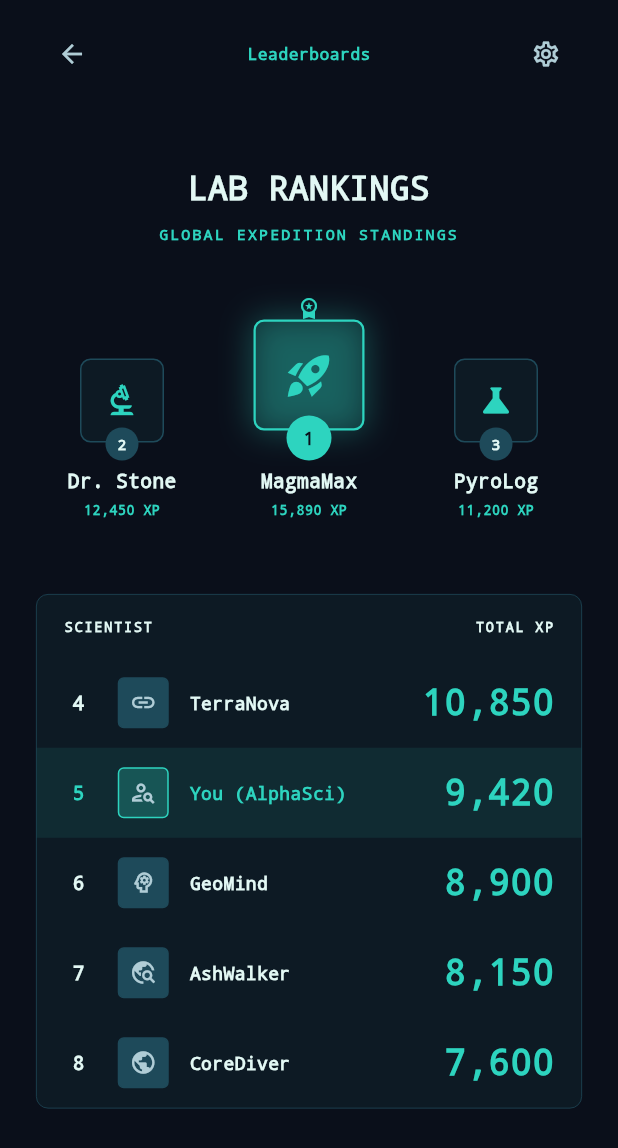
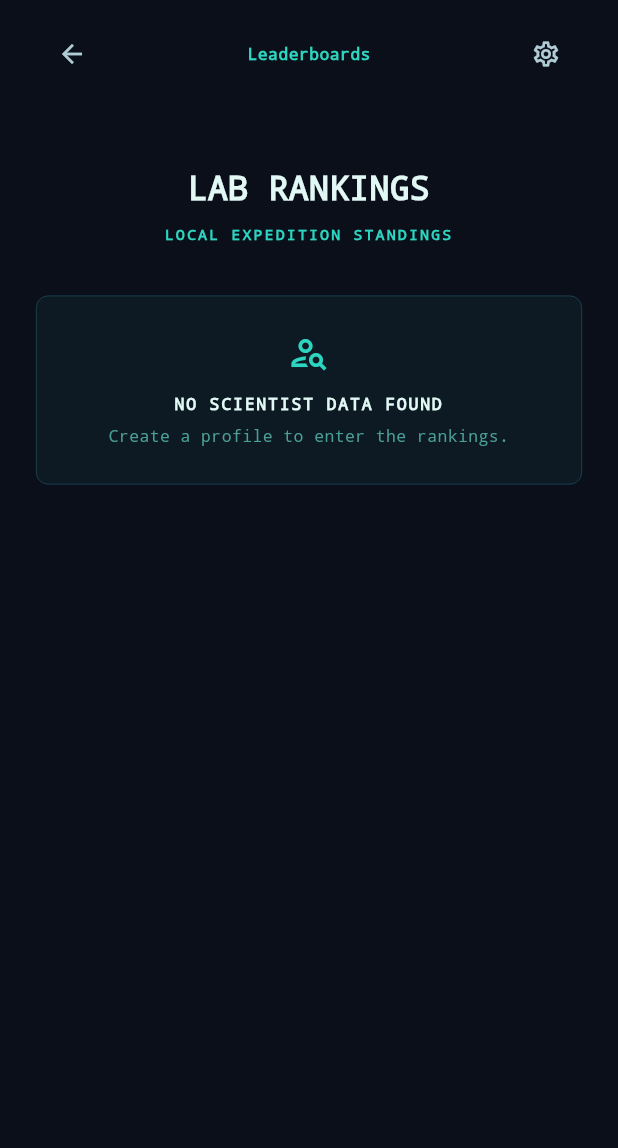
Before and after one commit to 5kydriven/volcano_quest, a Flutter app: the LeaderboardScreen screen opened by its route, on a phone screen of 412 x 824 dp. Shown: the top 1148 px of the screen. Run offline on Flutter 3.47's test engine with Material 3 defaults, Android fonts, the phone set to English and light mode, and no system bars; our stand-ins replace flutter_riverpod, go_router, shared_preferences; missing offline and left inert: flutter_3d_controller; accounts and stored records are empty.

Commit message:
feat: Leaderboard dynamic data

```diff
--- a/lib/data/repositories/player_repository.dart
+++ b/lib/data/repositories/player_repository.dart
@@ -31,6 +31,10 @@ class PlayerRepository {
         .map(_decodePlayer)
         .where((player) => player.id.isNotEmpty && player.name.isNotEmpty)
         .toList();
+  }
+
+  String? loadActivePlayerId() {
+    return _prefs.getString(AppConstants.prefActivePlayerId);
   }
 
   Future<void> migrateLegacyPlayer() async {
--- /dev/null
+++ b/lib/features/leaderboard/application/leaderboard_controller.dart
@@ -0,0 +1,126 @@
+import 'package:flutter_riverpod/flutter_riverpod.dart';
+
+import '../../../data/models/player_model.dart';
+import '../../../data/repositories/player_repository.dart';
+import '../../player/application/player_controller.dart';
+
+final leaderboardRepositoryProvider = Provider<LeaderboardRepository>((ref) {
+  final playerRepository = ref.watch(playerRepositoryProvider);
+  return LocalLeaderboardRepository(playerRepository);
+});
+
+final leaderboardProvider = FutureProvider<List<LeaderboardEntry>>((ref) async {
+  ref.watch(playerProvider);
+  final repository = ref.watch(leaderboardRepositoryProvider);
+  return repository.loadEntries();
+});
+
+abstract class LeaderboardRepository {
+  Future<List<LeaderboardEntry>> loadEntries();
+}
+
+class LocalLeaderboardRepository implements LeaderboardRepository {
+  final PlayerRepository _playerRepository;
+
+  const LocalLeaderboardRepository(this._playerRepository);
+
+  @override
+  Future<List<LeaderboardEntry>> loadEntries() async {
+    final activePlayerId = _playerRepository.loadActivePlayerId();
+    final entries = _playerRepository
+        .loadPlayers()
+        .map(
+          (player) => LeaderboardEntry.fromPlayer(
+            player,
+            isCurrentPlayer: player.id == activePlayerId,
+          ),
+        )
+        .toList();
+
+    entries.sort(_compareEntries);
+
+    return [
+      for (var i = 0; i < entries.length; i++) entries[i].copyWith(rank: i + 1),
+    ];
+  }
+
+  int _compareEntries(LeaderboardEntry a, LeaderboardEntry b) {
+    final xpComparison = b.totalXP.compareTo(a.totalXP);
+    if (xpComparison != 0) {
+      return xpComparison;
+    }
+
+    final levelComparison = b.currentLevel.compareTo(a.currentLevel);
+    if (levelComparison != 0) {
+      return levelComparison;
+    }
+
+    final badgeComparison = b.badgeCount.compareTo(a.badgeCount);
+    if (badgeComparison != 0) {
+      return badgeComparison;
+    }
+
+    return a.name.toLowerCase().compareTo(b.name.toLowerCase());
+  }
+}
+
+class LeaderboardEntry {
+  final int rank;
+  final String playerId;
+  final String name;
+  final int avatarIndex;
+  final int totalXP;
+  final int currentLevel;
+  final int badgeCount;
+  final bool isCurrentPlayer;
+  final LeaderboardEntrySource source;
+
+  const LeaderboardEntry({
+    required this.rank,
+    required this.playerId,
+    required this.name,
+    required this.avatarIndex,
+    required this.totalXP,
+    required this.currentLevel,
+    required this.badgeCount,
+    required this.isCurrentPlayer,
+    required this.source,
+  });
+
+  factory LeaderboardEntry.fromPlayer(
+    PlayerModel player, {
+    required bool isCurrentPlayer,
+  }) {
+    return LeaderboardEntry(
+      rank: 0,
+      playerId: player.id,
+      name: player.name,
+      avatarIndex: player.avatarIndex,
+      totalXP: player.totalXP,
+      currentLevel: player.currentLevel,
+      badgeCount: player.earnedBadges.length,
+      isCurrentPlayer: isCurrentPlayer,
+      source: LeaderboardEntrySource.local,
+    );
+  }
+
+  LeaderboardEntry copyWith({
+    int? rank,
+    bool? isCurrentPlayer,
+    LeaderboardEntrySource? source,
+  }) {
+    return LeaderboardEntry(
+      rank: rank ?? this.rank,
+      playerId: playerId,
+      name: name,
+      avatarIndex: avatarIndex,
+      totalXP: totalXP,
+      currentLevel: currentLevel,
+      badgeCount: badgeCount,
+      isCurrentPlayer: isCurrentPlayer ?? this.isCurrentPlayer,
+      source: source ?? this.source,
+    );
+  }
+}
+
+enum LeaderboardEntrySource { local, remote }
--- a/lib/features/leaderboard/screens/leaderboard_screen.dart
+++ b/lib/features/leaderboard/screens/leaderboard_screen.dart
@@ -1,70 +1,18 @@
 import 'package:flutter/material.dart';
+import 'package:flutter_riverpod/flutter_riverpod.dart';
 import 'package:go_router/go_router.dart';
 
 import '../../../core/routing/app_routes.dart';
 import '../../../core/theme/app_theme.dart';
+import '../application/leaderboard_controller.dart';
 
-class LeaderboardScreen extends StatelessWidget {
+class LeaderboardScreen extends ConsumerWidget {
   const LeaderboardScreen({super.key});
 
-  static const _leaders = [
-    _TopScientist(
-      rank: 2,
-      name: 'Dr. Stone',
-      xp: '12,450 XP',
-      icon: Icons.biotech_outlined,
-    ),
-    _TopScientist(
-      rank: 1,
-      name: 'MagmaMax',
-      xp: '15,890 XP',
-      icon: Icons.rocket_launch,
-      isChampion: true,
-    ),
-    _TopScientist(
-      rank: 3,
-      name: 'PyroLog',
-      xp: '11,200 XP',
-      icon: Icons.science,
-    ),
-  ];
+  @override
+  Widget build(BuildContext context, WidgetRef ref) {
+    final leaderboard = ref.watch(leaderboardProvider);
 
-  static const _rankings = [
-    _ScientistRanking(
-      rank: 4,
-      name: 'TerraNova',
-      xp: '10,850',
-      icon: Icons.link,
-    ),
-    _ScientistRanking(
-      rank: 5,
-      name: 'You (AlphaSci)',
-      xp: '9,420',
-      icon: Icons.person_search_outlined,
-      isCurrentPlayer: true,
-    ),
-    _ScientistRanking(
-      rank: 6,
-      name: 'GeoMind',
-      xp: '8,900',
-      icon: Icons.psychology_outlined,
-    ),
-    _ScientistRanking(
-      rank: 7,
-      name: 'AshWalker',
-      xp: '8,150',
-      icon: Icons.travel_explore_outlined,
-    ),
-    _ScientistRanking(
-      rank: 8,
-      name: 'CoreDiver',
-      xp: '7,600',
-      icon: Icons.public_outlined,
-    ),
-  ];
-
-  @override
-  Widget build(BuildContext context) {
     return Scaffold(
       backgroundColor: AppColors.background,
       body: SafeArea(
@@ -85,7 +33,7 @@ class LeaderboardScreen extends StatelessWidget {
               ),
               const SizedBox(height: 8),
               const Text(
-                'GLOBAL EXPEDITION STANDINGS',
+                'LOCAL EXPEDITION STANDINGS',
                 textAlign: TextAlign.center,
                 style: TextStyle(
                   color: AppColors.teal,
@@ -95,12 +43,85 @@ class LeaderboardScreen extends StatelessWidget {
                 ),
               ),
               const SizedBox(height: 34),
-              const _Podium(leaders: _leaders),
-              const SizedBox(height: 44),
-              const _RankingTable(rankings: _rankings),
+              leaderboard.when(
+                data: (entries) => _LeaderboardContent(entries: entries),
+                loading: () => const _LeaderboardStatus(
+                  icon: Icons.sync,
+                  title: 'SYNCING LAB DATA',
+                  message: 'Preparing scientist rankings...',
+                ),
+                error: (_, _) => const _LeaderboardStatus(
+                  icon: Icons.warning_amber_outlined,
+                  title: 'RANKINGS UNAVAILABLE',
+                  message: 'Leaderboard data could not be loaded.',
+                ),
+              ),
             ],
           ),
         ),
+      ),
+    );
+  }
+}
+
+class _LeaderboardContent extends StatelessWidget {
+  final List<LeaderboardEntry> entries;
+
+  const _LeaderboardContent({required this.entries});
+
+  @override
+  Widget build(BuildContext context) {
+    if (entries.isEmpty) {
+      return const _LeaderboardStatus(
+        icon: Icons.person_search_outlined,
+        title: 'NO SCIENTIST DATA FOUND',
+        message: 'Create a profile to enter the rankings.',
+      );
+    }
+
+    return Column(
+      children: [
+        _ScientistCount(totalScientists: entries.length),
+        const SizedBox(height: 24),
+        _Podium(leaders: entries.take(3).toList()),
+        const SizedBox(height: 44),
+        _RankingTable(rankings: entries),
+      ],
+    );
+  }
+}
+
+class _ScientistCount extends StatelessWidget {
+  final int totalScientists;
+
+  const _ScientistCount({required this.totalScientists});
+
+  @override
+  Widget build(BuildContext context) {
+    final label = totalScientists == 1 ? 'SCIENTIST' : 'SCIENTISTS';
+
+    return Container(
+      padding: const EdgeInsets.symmetric(horizontal: 14, vertical: 9),
+      decoration: BoxDecoration(
+        color: AppColors.surface,
+        border: Border.all(color: AppColors.borderAlt, width: 0.5),
+        borderRadius: BorderRadius.circular(8),
+      ),
+      child: Row(
+        mainAxisSize: MainAxisSize.min,
+        children: [
+          const Icon(Icons.groups_2_outlined, color: AppColors.teal, size: 15),
+          const SizedBox(width: 8),
+          Text(
+            '$totalScientists $label TRACKED',
+            style: const TextStyle(
+              color: AppColors.textPrimary,
+              fontSize: 10,
+              fontWeight: FontWeight.w700,
+              letterSpacing: 1.1,
+            ),
+          ),
+        ],
       ),
     );
   }
@@ -151,39 +172,60 @@ class _LeaderboardTopBar extends StatelessWidget {
 }
 
 class _Podium extends StatelessWidget {
-  final List<_TopScientist> leaders;
+  final List<LeaderboardEntry> leaders;
 
   const _Podium({required this.leaders});
 
   @override
   Widget build(BuildContext context) {
+    final leftScientist = leaders.length > 1 ? leaders[1] : null;
+    final centerScientist = leaders.first;
+    final rightScientist = leaders.length > 2 ? leaders[2] : null;
+
     return Row(
       crossAxisAlignment: CrossAxisAlignment.end,
       children: [
-        Expanded(child: _PodiumScientist(scientist: leaders[0])),
+        Expanded(child: _PodiumSlot(scientist: leftScientist)),
         const SizedBox(width: 10),
-        Expanded(child: _PodiumScientist(scientist: leaders[1])),
+        Expanded(child: _PodiumSlot(scientist: centerScientist)),
         const SizedBox(width: 10),
-        Expanded(child: _PodiumScientist(scientist: leaders[2])),
+        Expanded(child: _PodiumSlot(scientist: rightScientist)),
       ],
     );
   }
 }
 
+class _PodiumSlot extends StatelessWidget {
+  final LeaderboardEntry? scientist;
+
+  const _PodiumSlot({required this.scientist});
+
+  @override
+  Widget build(BuildContext context) {
+    final scientist = this.scientist;
+    if (scientist == null) {
+      return const SizedBox.shrink();
+    }
+
+    return _PodiumScientist(scientist: scientist);
+  }
+}
+
 class _PodiumScientist extends StatelessWidget {
-  final _TopScientist scientist;
+  final LeaderboardEntry scientist;
 
   const _PodiumScientist({required this.scientist});
 
   @override
   Widget build(BuildContext context) {
-    final badgeSize = scientist.isChampion ? 74.0 : 56.0;
+    final isChampion = scientist.rank == 1;
+    final badgeSize = isChampion ? 74.0 : 56.0;
 
     return Column(
       children: [
         SizedBox(
-          height: scientist.isChampion ? 16 : 0,
-          child: scientist.isChampion
+          height: isChampion ? 16 : 0,
+          child: isChampion
               ? const Icon(
                   Icons.workspace_premium,
                   color: AppColors.teal,
@@ -195,17 +237,15 @@ class _PodiumScientist extends StatelessWidget {
           width: badgeSize,
           height: badgeSize,
           decoration: BoxDecoration(
-            color: scientist.isChampion
+            color: isChampion
                 ? AppColors.teal.withValues(alpha: 0.14)
                 : AppColors.surface,
             border: Border.all(
-              color: scientist.isChampion
-                  ? AppColors.teal
-                  : AppColors.borderAlt,
-              width: scientist.isChampion ? 1.5 : 1,
+              color: isChampion ? AppColors.teal : AppColors.borderAlt,
+              width: isChampion ? 1.5 : 1,
             ),
             borderRadius: BorderRadius.circular(7),
-            boxShadow: scientist.isChampion
+            boxShadow: isChampion
                 ? [
                     BoxShadow(
                       color: AppColors.teal.withValues(alpha: 0.32),
@@ -216,30 +256,28 @@ class _PodiumScientist extends StatelessWidget {
                 : null,
           ),
           child: Icon(
-            scientist.icon,
+            _avatarIcon(scientist.avatarIndex),
             color: AppColors.teal,
-            size: scientist.isChampion ? 34 : 26,
+            size: isChampion ? 34 : 26,
           ),
         ),
         Transform.translate(
           offset: const Offset(0, -10),
           child: Container(
-            width: scientist.isChampion ? 30 : 22,
-            height: scientist.isChampion ? 30 : 22,
+            width: isChampion ? 30 : 22,
+            height: isChampion ? 30 : 22,
             alignment: Alignment.center,
             decoration: BoxDecoration(
-              color: scientist.isChampion
-                  ? AppColors.teal
-                  : AppColors.borderAlt,
+              color: isChampion ? AppColors.teal : AppColors.borderAlt,
               shape: BoxShape.circle,
             ),
             child: Text(
               '${scientist.rank}',
               style: TextStyle(
-                color: scientist.isChampion
+                color: isChampion
                     ? AppColors.background
                     : AppColors.textPrimary,
-                fontSize: scientist.isChampion ? 12 : 10,
+                fontSize: isChampion ? 12 : 10,
                 fontWeight: FontWeight.w700,
               ),
             ),
@@ -265,7 +303,7 @@ class _PodiumScientist extends StatelessWidget {
               FittedBox(
                 fit: BoxFit.scaleDown,
                 child: Text(
-                  scientist.xp,
+                  '${_formatNumber(scientist.totalXP)} XP',
                   maxLines: 1,
                   style: const TextStyle(
                     color: AppColors.teal,
@@ -283,7 +321,7 @@ class _PodiumScientist extends StatelessWidget {
 }
 
 class _RankingTable extends StatelessWidget {
-  final List<_ScientistRanking> rankings;
+  final List<LeaderboardEntry> rankings;
 
   const _RankingTable({required this.rankings});
 
@@ -332,7 +370,7 @@ class _RankingTable extends StatelessWidget {
 }
 
 class _RankingRow extends StatelessWidget {
-  final _ScientistRanking ranking;
+  final LeaderboardEntry ranking;
 
   const _RankingRow({required this.ranking});
 
@@ -375,7 +413,11 @@ class _RankingRow extends StatelessWidget {
               ),
               borderRadius: BorderRadius.circular(4),
             ),
-            child: Icon(ranking.icon, color: AppColors.textSecondary, size: 18),
+            child: Icon(
+              _avatarIcon(ranking.avatarIndex),
+              color: AppColors.textSecondary,
+              size: 18,
+            ),
           ),
           const SizedBox(width: 14),
           Expanded(
@@ -396,7 +438,7 @@ class _RankingRow extends StatelessWidget {
           FittedBox(
             fit: BoxFit.scaleDown,
             child: Text(
-              ranking.xp,
+              _formatNumber(ranking.totalXP),
               style: const TextStyle(
                 color: AppColors.teal,
                 fontSize: 24,
@@ -410,34 +452,83 @@ class _RankingRow extends StatelessWidget {
   }
 }
 
-class _TopScientist {
-  final int rank;
-  final String name;
-  final String xp;
+class _LeaderboardStatus extends StatelessWidget {
   final IconData icon;
-  final bool isChampion;
+  final String title;
+  final String message;
 
-  const _TopScientist({
-    required this.rank,
-    required this.name,
-    required this.xp,
+  const _LeaderboardStatus({
     required this.icon,
-    this.isChampion = false,
+    required this.title,
+    required this.message,
   });
+
+  @override
+  Widget build(BuildContext context) {
+    return Container(
+      width: double.infinity,
+      padding: const EdgeInsets.symmetric(horizontal: 18, vertical: 24),
+      decoration: BoxDecoration(
+        color: AppColors.surface,
+        border: Border.all(color: AppColors.borderAlt, width: 0.5),
+        borderRadius: BorderRadius.circular(8),
+      ),
+      child: Column(
+        children: [
+          Icon(icon, color: AppColors.teal, size: 28),
+          const SizedBox(height: 12),
+          Text(
+            title,
+            textAlign: TextAlign.center,
+            style: const TextStyle(
+              color: AppColors.textPrimary,
+              fontSize: 11,
+              fontWeight: FontWeight.w700,
+              letterSpacing: 1.2,
+            ),
+          ),
+          const SizedBox(height: 6),
+          Text(
+            message,
+            textAlign: TextAlign.center,
+            style: const TextStyle(
+              color: AppColors.textMuted,
+              fontSize: 11,
+              height: 1.4,
+            ),
+          ),
+        ],
+      ),
+    );
+  }
 }
 
-class _ScientistRanking {
-  final int rank;
-  final String name;
-  final String xp;
-  final IconData icon;
-  final bool isCurrentPlayer;
+IconData _avatarIcon(int avatarIndex) {
+  const avatarIcons = [
+    Icons.person_outline,
+    Icons.biotech_outlined,
+    Icons.rocket_launch_outlined,
+    Icons.hub_outlined,
+    Icons.science_outlined,
+    Icons.public_outlined,
+    Icons.travel_explore_outlined,
+    Icons.psychology_outlined,
+  ];
 
-  const _ScientistRanking({
-    required this.rank,
-    required this.name,
-    required this.xp,
-    required this.icon,
-    this.isCurrentPlayer = false,
-  });
+  return avatarIcons[avatarIndex.clamp(0, avatarIcons.length - 1)];
 }
+
+String _formatNumber(int value) {
+  final digits = value.toString();
+  final buffer = StringBuffer();
+
+  for (var i = 0; i < digits.length; i++) {
+    final remaining = digits.length - i;
+    buffer.write(digits[i]);
+    if (remaining > 1 && remaining % 3 == 1) {
+      buffer.write(',');
+    }
+  }
+
+  return buffer.toString();
+}
```
